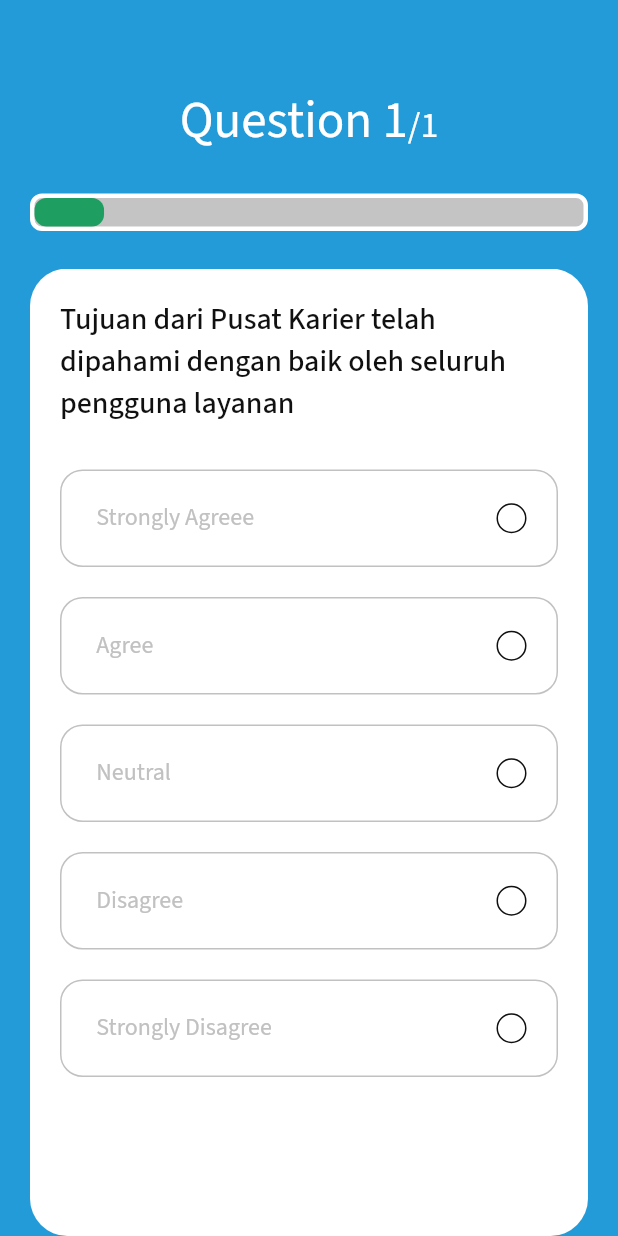
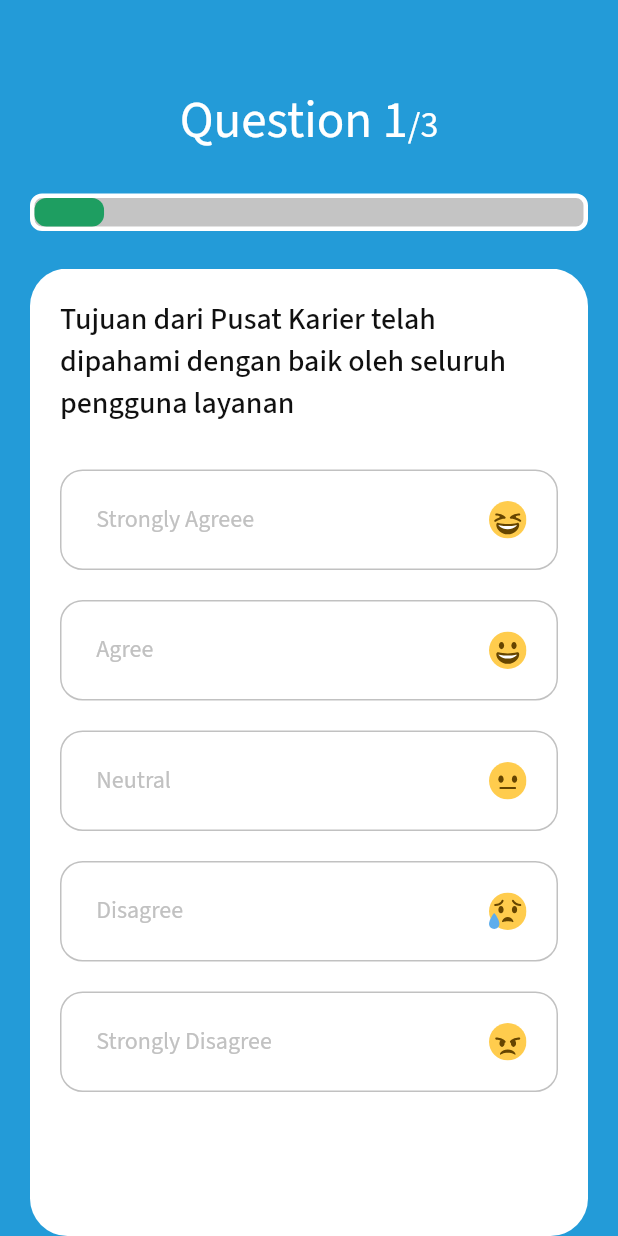
Before and after one commit to fazza30/iDEAMART, a Flutter app: the QuizScreen screen opened directly, on a phone screen of 412 x 824 dp. Run offline on Flutter 3.47's test engine with Material 2 defaults, Android fonts, the phone set to English and light mode, and no system bars; our stand-ins replace flutter_svg, get.

Commit message:
Fix not showing image icon on answers fields

```diff
--- a/lib/Screens/Quiz/components/option.dart
+++ b/lib/Screens/Quiz/components/option.dart
@@ -1,6 +1,7 @@
 import 'package:flutter/material.dart';
 import 'package:flutter_auth/constants.dart';
 import 'package:flutter_auth/controllers/quiz_controller.dart';
+import 'package:flutter_svg/flutter_svg.dart';
 import 'package:get/get.dart';
 
 class Option extends StatelessWidget {
@@ -45,14 +46,7 @@ class Option extends StatelessWidget {
                     fontFamily: "SourceSansPro"
                   ),
                 ),
-                Container(
-                  height: 20,
-                  width: 20,
-                  decoration: BoxDecoration(
-                    borderRadius: BorderRadius.circular(50),
-                    border: Border.all(color: kBlackColor),
-                  ),
-                )
+                SvgPicture.asset("$icon", width: 25, height: 25),
               ],
             ),
           ),
--- a/lib/Screens/Quiz/components/question_card.dart
+++ b/lib/Screens/Quiz/components/question_card.dart
@@ -37,6 +37,7 @@ class QuestionCard extends StatelessWidget {
             question.options.length, (index) => Option(
               index: index,
               text: question.options[index],
+              icon: question.icons[index],
               press: () => _controller.checkAns(question, index),
             )
           )
--- a/lib/controllers/quiz_controller.dart
+++ b/lib/controllers/quiz_controller.dart
@@ -22,7 +22,7 @@ class QuestionController extends GetxController
         id: question['id'],
         question: question['question'],
         options: question['options'],
-        icons: question['icon'],
+        icons: question['icons'],
         answer: question['answer_index']
       ),
     )
@@ -90,6 +90,7 @@ class QuestionController extends GetxController
       _animationController.forward().whenComplete(nextQuestion);
     } else {
       Get.to(() => ResultScreen());
+      _animationController.reset();
     }
   }
 
--- a/lib/models/Questions.dart
+++ b/lib/models/Questions.dart
@@ -1,7 +1,7 @@
 class Question {
   final int id, answer;
   final String question;
-  final String icons;
+  final List<String> icons;
   final List<String> options;
 
   Question({this.id, this.question, this.answer, this.options, this.icons});
@@ -18,5 +18,27 @@ const List sample_data = [
               'assets/icons/disagree.svg',
               'assets/icons/strongly-disagree.svg'],
     "answer_index": 1,
+  },
+  {
+    "id": 2,
+    "question": "Tujuan dari Pusat Karier telah dipahami dengan baik oleh seluruh pengguna layanan",
+    "options": ['Strongly Agreee', 'Agree', 'Neutral', 'Disagree', 'Strongly Disagree'],
+    "icons": ['assets/icons/strongly-agree.svg',
+              'assets/icons/agree.svg',
+              'assets/icons/neutral.svg',
+              'assets/icons/disagree.svg',
+              'assets/icons/strongly-disagree.svg'],
+    "answer_index": 1,
+  },
+  {
+    "id": 3,
+    "question": "Tujuan dari Pusat Karier telah dipahami dengan baik oleh seluruh pengguna layanan",
+    "options": ['Strongly Agreee', 'Agree', 'Neutral', 'Disagree', 'Strongly Disagree'],
+    "icons": ['assets/icons/strongly-agree.svg',
+              'assets/icons/agree.svg',
+              'assets/icons/neutral.svg',
+              'assets/icons/disagree.svg',
+              'assets/icons/strongly-disagree.svg'],
+    "answer_index": 1,
   }
 ];
```
